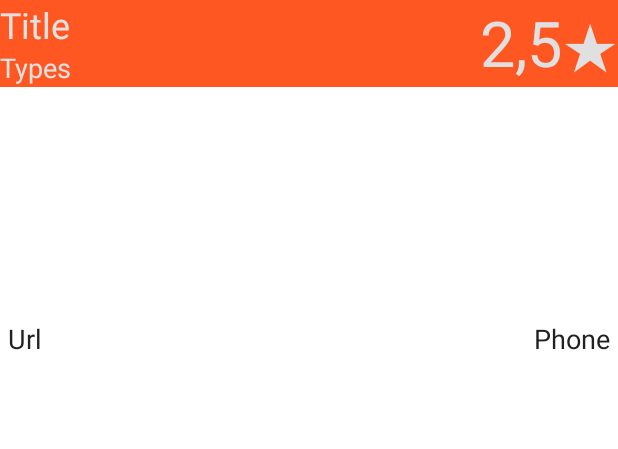
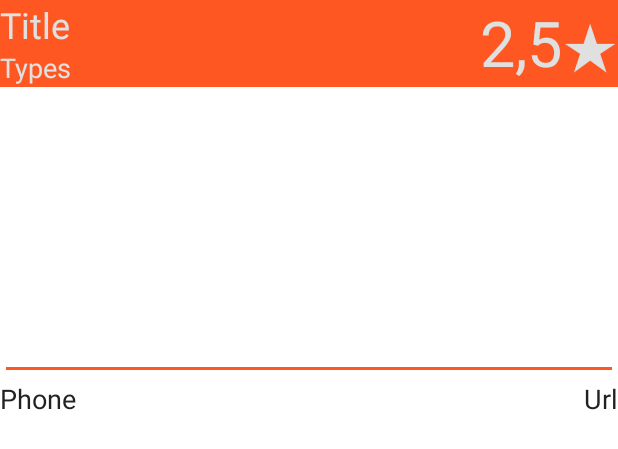
Before and after one commit to CoolONEOfficial/travel_quest, an Android app: the layout fragment_quest_details.xml on its own in the app's theme, with its tools: preview values and no code run, on a phone screen of 412 x 824 dp. Shown: the top 449 px of the screen. Run offline under Robolectric (Android 15) with nearby library versions, the phone set to English and light mode, and no system bars.

Commit message:
Moved properties lib

```diff
--- a/app/build.gradle
+++ b/app/build.gradle
@@ -40,12 +40,11 @@ dependencies {
     implementation 'com.android.support:cardview-v7:27.0.0'
     implementation 'com.android.support:recyclerview-v7:27.0.0'
     implementation 'com.sothree.slidinguppanel:library:3.4.0'
+    implementation 'com.ms-square:expandableTextView:0.1.4'
+    implementation 'com.takisoft.fix:preference-v7:27.0.0.0'
     testImplementation 'junit:junit:4.12'
     androidTestImplementation 'com.android.support.test:runner:1.0.1'
     androidTestImplementation 'com.android.support.test.espresso:espresso-core:3.0.1'
-    implementation project(path: ':preferencefragment')
 }
 
-
-
 apply plugin: 'com.google.gms.google-services'
--- a/app/src/main/java/ru/coolone/travelquest/fragments/QuestsFragment.java
+++ b/app/src/main/java/ru/coolone/travelquest/fragments/QuestsFragment.java
@@ -34,6 +34,8 @@ import com.google.android.gms.maps.model.LatLng;
 import com.google.android.gms.maps.model.MapStyleOptions;
 import com.google.android.gms.maps.model.PointOfInterest;
 import com.sothree.slidinguppanel.SlidingUpPanelLayout;
+
+import java.util.Locale;
 
 import ru.coolone.travelquest.R;
 import ru.coolone.travelquest.activities.MainActivity;
@@ -223,6 +225,8 @@ public class QuestsFragment extends Fragment
 
     @Override
     public void onPlaceSelected(Place place) {
+        Log.d(TAG, "Place selected:\nname: " + place.getName() + "\nunical id: " + place.getId());
+
         // Go to place
         float currentZoom = map.getCameraPosition().zoom;
         float defaultZoom = getResources().getDimension(R.dimen.map_zoom);
--- a/app/src/main/res/layout/fragment_quest_details.xml
+++ b/app/src/main/res/layout/fragment_quest_details.xml
@@ -1,10 +1,10 @@
 <LinearLayout xmlns:android="http://schemas.android.com/apk/res/android"
     xmlns:tools="http://schemas.android.com/tools"
+    android:id="@+id/layout_details"
     android:layout_width="match_parent"
     android:layout_height="match_parent"
     android:orientation="vertical"
-    tools:context="ru.coolone.travelquest.fragments.quests.QuestDetailsFragment"
-    android:id="@+id/layout_details">
+    tools:context="ru.coolone.travelquest.fragments.quests.QuestDetailsFragment">
 
     <RelativeLayout
         android:id="@+id/layout_details_head"
@@ -17,34 +17,34 @@
             android:layout_width="wrap_content"
             android:layout_height="wrap_content"
             android:layout_toLeftOf="@+id/details_rating_star"
+            android:layout_toStartOf="@+id/details_rating_star"
             android:gravity="end"
             android:text="2,5"
             android:textAlignment="center"
             android:textColor="@color/primary_text_inverse"
-            android:textSize="42sp"
-            android:layout_toStartOf="@+id/details_rating_star" />
+            android:textSize="42sp" />
 
         <TextView
             android:id="@+id/details_rating_star"
             android:layout_width="wrap_content"
             android:layout_height="wrap_content"
+            android:layout_alignParentEnd="true"
             android:layout_alignParentRight="true"
             android:gravity="start"
             android:text="★"
             android:textAlignment="viewStart"
             android:textColor="@color/primary_text_inverse"
-            android:textSize="42sp"
-            android:layout_alignParentEnd="true" />
+            android:textSize="42sp" />
 
         <TextView
             android:id="@+id/details_title"
             android:layout_width="match_parent"
             android:layout_height="wrap_content"
+            android:layout_toLeftOf="@+id/details_rating"
+            android:layout_toStartOf="@+id/details_rating"
             android:text="Title"
             android:textColor="@color/primary_text_inverse"
-            android:textSize="24sp"
-            android:layout_toStartOf="@+id/details_rating"
-            android:layout_toLeftOf="@+id/details_rating" />
+            android:textSize="24sp" />
 
         <TextView
             android:id="@+id/details_types"
@@ -53,15 +53,15 @@
             android:layout_alignParentLeft="true"
             android:layout_alignParentStart="true"
             android:layout_below="@+id/details_title"
+            android:layout_toLeftOf="@+id/details_rating"
             android:layout_toStartOf="@+id/details_rating"
-            android:layout_toLeftOf="@+id/details_rating"
             android:text="Types"
             android:textColor="@color/primary_text_inverse"
             android:textSize="18sp" />
 
     </RelativeLayout>
 
-    <LinearLayout
+    <RelativeLayout
         android:id="@+id/layout_details_body"
         android:layout_width="match_parent"
         android:layout_height="match_parent"
@@ -72,6 +72,7 @@
             android:id="@+id/details_photos_scroll"
             android:layout_width="match_parent"
             android:layout_height="@dimen/details_photos_height"
+            android:layout_alignParentTop="true"
             android:scrollbars="none">
 
             <LinearLayout
@@ -82,17 +83,13 @@
 
         </HorizontalScrollView>
 
-        <LinearLayout
-            android:layout_width="match_parent"
-            android:layout_height="match_parent"
-            android:layout_margin="5dp"
-            android:orientation="horizontal">
-
         <TextView
             android:id="@+id/details_url"
             android:layout_width="wrap_content"
             android:layout_height="wrap_content"
-                android:layout_weight="1"
+            android:layout_alignParentEnd="true"
+            android:layout_alignParentRight="true"
+            android:layout_below="@+id/details_description"
             android:text="Url"
             android:textColor="@color/primary_text"
             android:textSize="18sp" />
@@ -101,14 +98,21 @@
             android:id="@+id/details_phone"
             android:layout_width="wrap_content"
             android:layout_height="wrap_content"
-                android:layout_weight="1"
+            android:layout_below="@+id/details_description"
             android:gravity="end"
             android:text="Phone"
             android:textAlignment="textEnd"
             android:textColor="@color/primary_text"
             android:textSize="18sp" />
-        </LinearLayout>
+
+        <EditText
+            android:id="@+id/details_description"
+            android:layout_width="match_parent"
+            android:layout_height="wrap_content"
+            android:layout_below="@+id/details_photos_scroll"
+            android:ems="10"
+            android:inputType="textMultiLine" />
+
+    </RelativeLayout>
 
 </LinearLayout>
-
-</LinearLayout>
--- a/build.gradle
+++ b/build.gradle
@@ -9,7 +9,7 @@ buildscript {
         }
     }
     dependencies {
-        classpath 'com.android.tools.build:gradle:+'
+        classpath 'com.android.tools.build:gradle:3.0.0'
         classpath 'com.google.gms:google-services:3.1.0'
 
 
--- a/settings.gradle
+++ b/settings.gradle
@@ -1 +1 @@
-include ':app', ':preferencefragment'
+include ':app'
```
Also changed, not shown: app/src/main/java/ru/coolone/travelquest/activities/MainActivity.java (+11 -0 lines), app/src/main/java/ru/coolone/travelquest/fragments/SettingsFragment.java (+9 -2 lines). Lines whose indentation alone changed are shown as unchanged.
